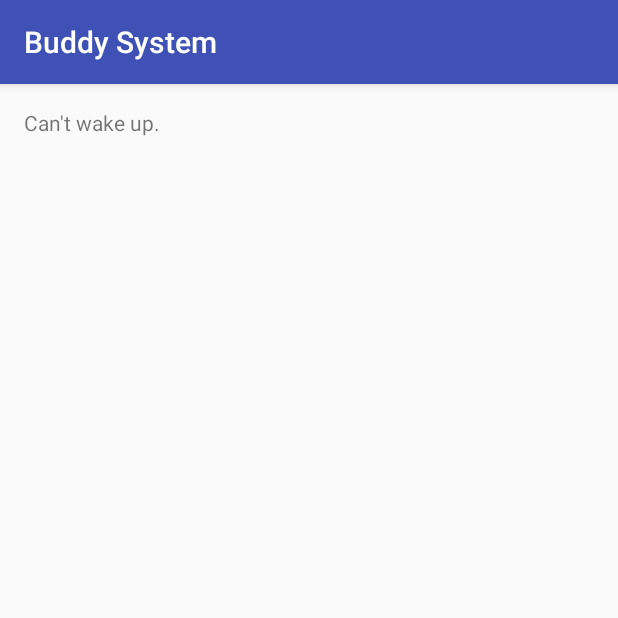
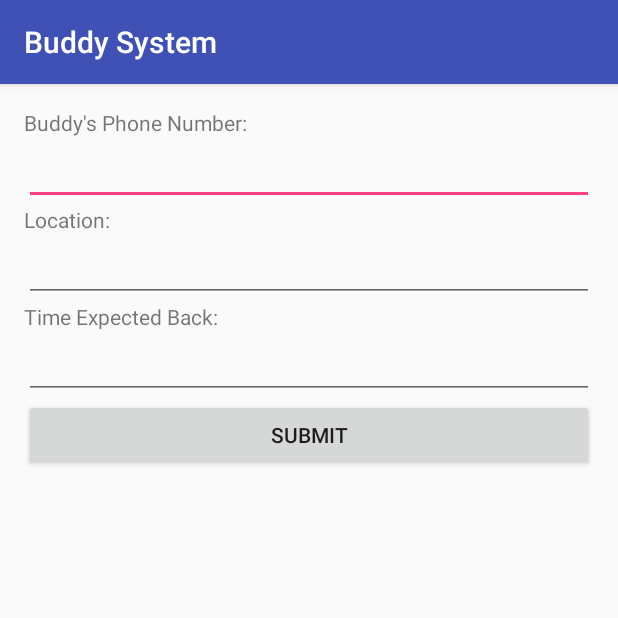
Before and after one commit to carsnwd/Buddy-System, an Android app: the screen it shows after launch (MainActivity), on a phone screen of 412 x 824 dp, the top half of it. Run offline under Robolectric (Android 15) with nearby library versions, the phone set to English and light mode, and no system bars.

Commit message:
Basic UI done

```diff
--- a/app/src/main/res/layout/activity_main.xml
+++ b/app/src/main/res/layout/activity_main.xml
@@ -10,8 +10,82 @@
     android:paddingTop="@dimen/activity_vertical_margin"
     tools:context="com.example.carson.buddysystem.MainActivity">
 
-    <TextView
+
+    <EditText
         android:layout_width="wrap_content"
         android:layout_height="wrap_content"
-        android:text="Can't wake up." />
+        android:inputType="number"
+        android:ems="10"
+        android:id="@+id/buddyNumber"
+        android:layout_below="@+id/buddyNumberLabel"
+        android:layout_alignParentLeft="true"
+        android:layout_alignParentStart="true"
+        android:layout_alignParentRight="true"
+        android:layout_alignParentEnd="true" />
+
+    <EditText
+        android:layout_width="wrap_content"
+        android:layout_height="wrap_content"
+        android:inputType="text"
+        android:ems="10"
+        android:id="@+id/location"
+        android:layout_below="@+id/locationLabel"
+        android:layout_alignParentLeft="true"
+        android:layout_alignParentRight="true"/>
+
+    <EditText
+        android:layout_width="wrap_content"
+        android:layout_height="wrap_content"
+        android:inputType="text"
+        android:ems="10"
+        android:id="@+id/timeBack"
+        android:layout_below="@+id/timeBackLabel"
+        android:layout_alignParentLeft="true"
+        android:layout_alignParentStart="true"
+        android:layout_alignParentRight="true"
+        android:layout_alignParentEnd="true"/>
+
+    <TextView
+        android:text="Location:"
+        android:layout_width="wrap_content"
+        android:layout_height="wrap_content"
+        android:id="@+id/locationLabel"
+        android:layout_below="@+id/buddyNumber"
+        android:layout_alignParentLeft="true"
+        android:layout_alignParentStart="true"
+        android:layout_alignRight="@+id/buddyNumber"
+        android:layout_alignEnd="@+id/buddyNumber" />
+
+    <TextView
+        android:text="Buddy's Phone Number:"
+        android:layout_width="wrap_content"
+        android:layout_height="wrap_content"
+        android:id="@+id/buddyNumberLabel"
+        android:layout_alignParentTop="true"
+        android:layout_alignParentLeft="true"
+        android:layout_alignParentStart="true"
+        android:layout_alignRight="@+id/buddyNumber"
+        android:layout_alignEnd="@+id/buddyNumber" />
+
+    <TextView
+        android:text="Time Expected Back:"
+        android:layout_width="wrap_content"
+        android:layout_height="wrap_content"
+        android:id="@+id/timeBackLabel"
+        android:layout_below="@+id/location"
+        android:layout_alignParentLeft="true"
+        android:layout_alignParentStart="true"
+        android:layout_alignRight="@+id/locationLabel"
+        android:layout_alignEnd="@+id/locationLabel" />
+
+    <Button
+        android:text="Submit"
+        android:layout_width="wrap_content"
+        android:layout_height="wrap_content"
+        android:layout_below="@+id/timeBack"
+        android:layout_alignParentLeft="true"
+        android:layout_alignParentStart="true"
+        android:id="@+id/submitButton"
+        android:layout_alignParentRight="true"
+        android:layout_alignParentEnd="true" />
 </RelativeLayout>
```
Also changed, not shown: 1 other file.
